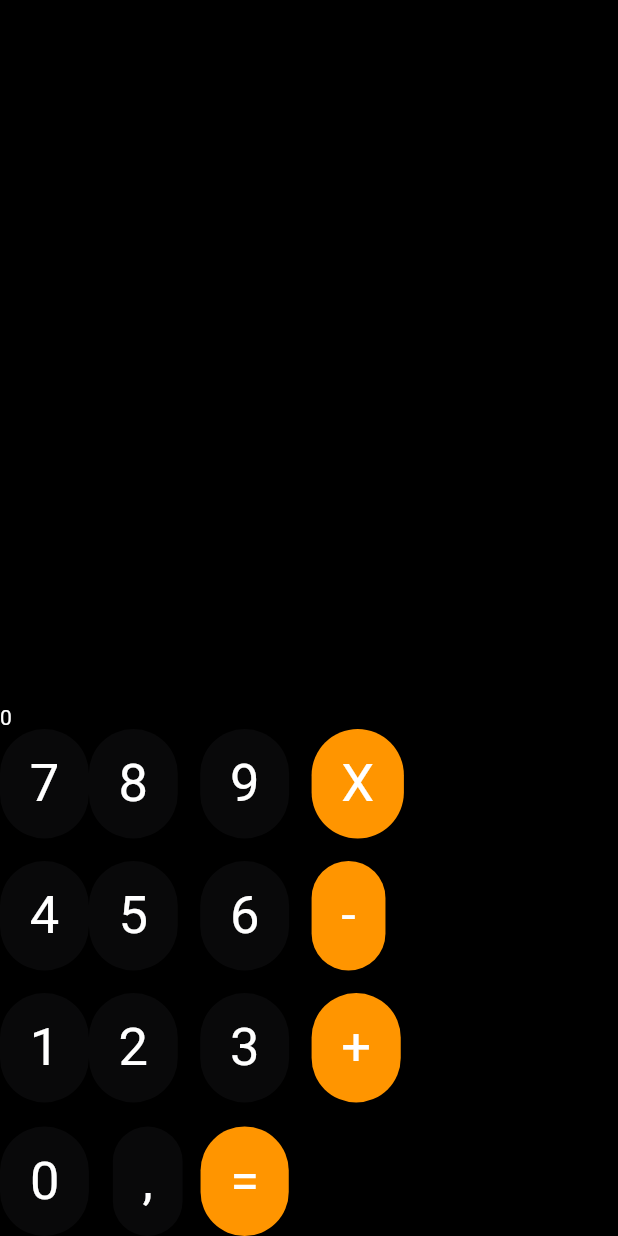
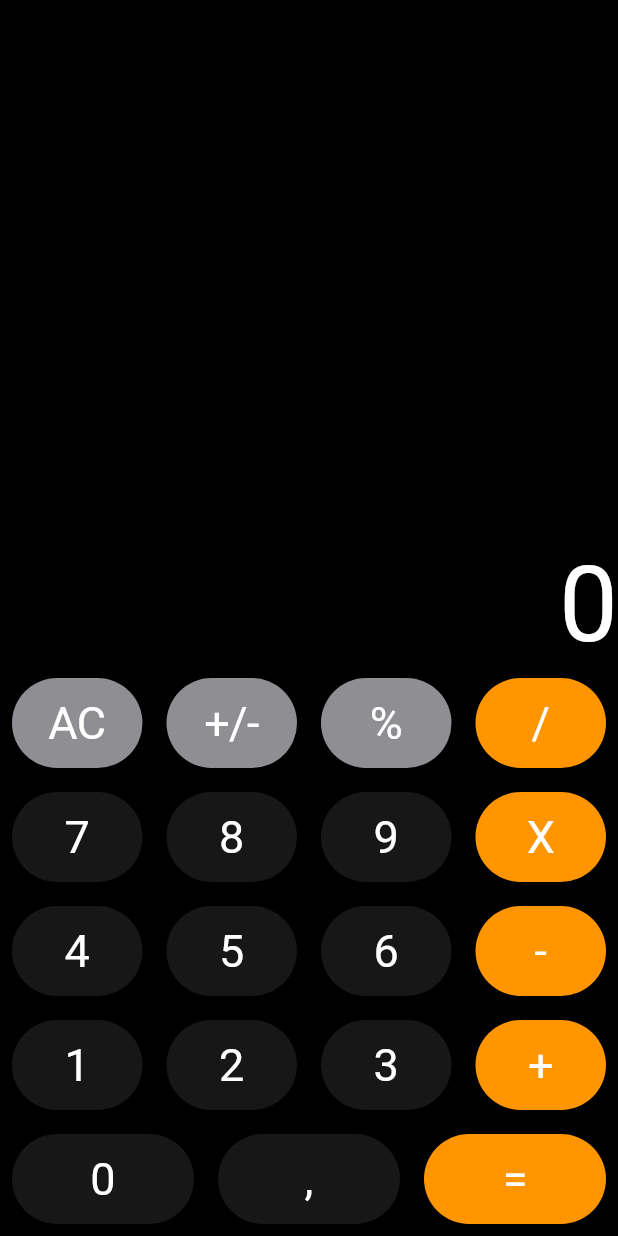
Before and after one commit to damienissa/calculator, a Flutter app: the screen it shows after launch, on a phone screen of 412 x 824 dp. Run offline on Flutter 3.47's test engine with Material 2 defaults, Android fonts, the phone set to English and light mode, and no system bars; our stand-ins replace bloc, equatable, flutter_bloc.

Commit message:
задание сделано

```diff
--- a/lib/main.dart
+++ b/lib/main.dart
@@ -1,3 +1,4 @@
+// ignore_for_file: public_member_api_docs, sort_constructors_first
 import 'package:flutter/cupertino.dart';
 import 'package:flutter/material.dart';
 
@@ -24,256 +25,163 @@ class MyApp extends StatelessWidget {
                 verticalDirection: VerticalDirection.up,
                 children: [
                   Row(
-                    mainAxisAlignment: MainAxisAlignment.start,
                     children: [
-                      Flexible(
-                        child: CupertinoButton(
-                          borderRadius: BorderRadius.circular(50),
-                          color: CupertinoColors.quaternarySystemFill,
-                          onPressed: () {},
-                          child: const Text(
-                            textAlign: TextAlign.center,
-                            '0',
-                            style: TextStyle(
-                              color: Colors.white,
-                              fontSize: 35,
-                            ),
-                          ),
-                        ),
+                      NumberButton(
+                        title: '0',
+                        action: () {
+                          calculator.clickOnNumber(0);
+                        },
+                        color: CupertinoColors.darkBackgroundGray,
                       ),
-                      const SizedBox(
-                        width: 16,
+                      NumberButton(
+                        title: ',',
+                        action: () {
+                          calculator.cliclOnComma();
+                        },
+                        color: CupertinoColors.darkBackgroundGray,
                       ),
-                      Flexible(
-                        child: CupertinoButton(
-                          borderRadius: BorderRadius.circular(50),
-                          color: CupertinoColors.quaternarySystemFill,
-                          onPressed: () {},
-                          child: const Text(
-                            ',',
-                            style: TextStyle(color: Colors.white, fontSize: 35),
-                          ),
-                        ),
-                      ),
-                      const SizedBox(
-                        width: 12,
-                      ),
-                      Flexible(
-                        child: CupertinoButton(
-                          borderRadius: BorderRadius.circular(50),
-                          color: CupertinoColors.activeOrange,
-                          onPressed: () {},
-                          child: const Text(
-                            '=',
-                            style: TextStyle(color: Colors.white, fontSize: 35),
-                          ),
-                        ),
-                      ),
-                    ],
-                  ),
-                  const SizedBox(
-                    height: 16,
-                  ),
-                  Row(
-                    mainAxisAlignment: MainAxisAlignment.start,
-                    children: [
-                      Flexible(
-                        child: CupertinoButton(
-                          borderRadius: BorderRadius.circular(50),
-                          color: CupertinoColors.quaternarySystemFill,
-                          onPressed: () {},
-                          child: const Text(
-                            textAlign: TextAlign.start,
-                            '1',
-                            style: TextStyle(
-                              color: Colors.white,
-                              fontSize: 35,
-                            ),
-                          ),
-                        ),
-                      ),
-                      Flexible(
-                        child: CupertinoButton(
-                          borderRadius: BorderRadius.circular(50),
-                          color: CupertinoColors.quaternarySystemFill,
-                          onPressed: () {},
-                          child: const Text(
-                            textAlign: TextAlign.start,
-                            '2',
-                            style: TextStyle(
-                              color: Colors.white,
-                              fontSize: 35,
-                            ),
-                          ),
-                        ),
-                      ),
-                      const SizedBox(
-                        width: 15,
-                      ),
-                      Flexible(
-                        child: CupertinoButton(
-                          borderRadius: BorderRadius.circular(50),
-                          color: CupertinoColors.quaternarySystemFill,
-                          onPressed: () {},
-                          child: const Text(
-                            '3',
-                            style: TextStyle(color: Colors.white, fontSize: 35),
-                          ),
-                        ),
-                      ),
-                      const SizedBox(
-                        width: 15,
-                      ),
-                      Flexible(
-                        child: CupertinoButton(
-                          borderRadius: BorderRadius.circular(50),
-                          color: CupertinoColors.activeOrange,
-                          onPressed: () {},
-                          child: const Text(
-                            '+',
-                            style: TextStyle(color: Colors.white, fontSize: 35),
-                          ),
-                        ),
-                      ),
-                    ],
-                  ),
-                  const SizedBox(
-                    height: 15,
-                  ),
-                  Row(
-                    mainAxisAlignment: MainAxisAlignment.start,
-                    children: [
-                      Flexible(
-                        child: CupertinoButton(
-                          borderRadius: BorderRadius.circular(50),
-                          color: CupertinoColors.quaternarySystemFill,
-                          onPressed: () {},
-                          child: const Text(
-                            textAlign: TextAlign.start,
-                            '4',
-                            style: TextStyle(
-                              color: Colors.white,
-                              fontSize: 35,
-                            ),
-                          ),
-                        ),
-                      ),
-                      Flexible(
-                        child: CupertinoButton(
-                          borderRadius: BorderRadius.circular(50),
-                          color: CupertinoColors.quaternarySystemFill,
-                          onPressed: () {},
-                          child: const Text(
-                            textAlign: TextAlign.start,
-                            '5',
-                            style: TextStyle(
-                              color: Colors.white,
-                              fontSize: 35,
-                            ),
-                          ),
-                        ),
-                      ),
-                      const SizedBox(
-                        width: 15,
-                      ),
-                      Flexible(
-                        child: CupertinoButton(
-                          borderRadius: BorderRadius.circular(50),
-                          color: CupertinoColors.quaternarySystemFill,
-                          onPressed: () {},
-                          child: const Text(
-                            '6',
-                            style: TextStyle(color: Colors.white, fontSize: 35),
-                          ),
-                        ),
-                      ),
-                      const SizedBox(
-                        width: 15,
-                      ),
-                      Flexible(
-                        child: CupertinoButton(
-                          borderRadius: BorderRadius.circular(50),
-                          color: CupertinoColors.activeOrange,
-                          onPressed: () {},
-                          child: const Text(
-                            '-',
-                            style: TextStyle(color: Colors.white, fontSize: 35),
-                          ),
-                        ),
-                      ),
-                    ],
-                  ),
-                  const SizedBox(
-                    height: 15,
-                  ),
-                  Row(
-                    mainAxisAlignment: MainAxisAlignment.start,
-                    children: [
-                      Flexible(
-                        child: CupertinoButton(
-                          borderRadius: BorderRadius.circular(50),
-                          color: CupertinoColors.quaternarySystemFill,
-                          onPressed: () {},
-                          child: const Text(
-                            textAlign: TextAlign.start,
-                            '7',
-                            style: TextStyle(
-                              color: Colors.white,
-                              fontSize: 35,
-                            ),
-                          ),
-                        ),
-                      ),
-                      Flexible(
-                        child: CupertinoButton(
-                          borderRadius: BorderRadius.circular(50),
-                          color: CupertinoColors.quaternarySystemFill,
-                          onPressed: () {},
-                          child: const Text(
-                            textAlign: TextAlign.start,
-                            '8',
-                            style: TextStyle(
-                              color: Colors.white,
-                              fontSize: 35,
-                            ),
-                          ),
-                        ),
-                      ),
-                      const SizedBox(
-                        width: 15,
-                      ),
-                      Flexible(
-                        child: CupertinoButton(
-                          borderRadius: BorderRadius.circular(50),
-                          color: CupertinoColors.quaternarySystemFill,
-                          onPressed: () {},
-                          child: const Text(
-                            '9',
-                            style: TextStyle(color: Colors.white, fontSize: 35),
-                          ),
-                        ),
-                      ),
-                      const SizedBox(
-                        width: 15,
-                      ),
-                      Flexible(
-                        child: CupertinoButton(
-                          borderRadius: BorderRadius.circular(50),
-                          color: CupertinoColors.activeOrange,
-                          onPressed: () {},
-                          child: const Text(
-                            'X',
-                            style: TextStyle(color: Colors.white, fontSize: 35),
-                          ),
-                        ),
+                      NumberButton(
+                        title: '=',
+                        action: () {
+                          calculator
+                              .clickOnAction(CalculationActions.dorivnuye);
+                        },
+                        color: CupertinoColors.activeOrange,
                       ),
                     ],
                   ),
                   Row(
                     children: [
+                      NumberButton(
+                        title: '1',
+                        action: () {
+                          calculator.clickOnNumber(1);
+                        },
+                        color: CupertinoColors.darkBackgroundGray,
+                      ),
+                      NumberButton(
+                        title: '2',
+                        action: () {
+                          calculator.clickOnNumber(2);
+                        },
+                        color: CupertinoColors.darkBackgroundGray,
+                      ),
+                      NumberButton(
+                        title: '3',
+                        action: () {
+                          calculator.clickOnNumber(3);
+                        },
+                        color: CupertinoColors.darkBackgroundGray,
+                      ),
+                      NumberButton(
+                        title: '+',
+                        action: () {
+                          calculator
+                              .clickOnAction(CalculationActions.dodavannya);
+                        },
+                        color: CupertinoColors.activeOrange,
+                      ),
+                    ],
+                  ),
+                  Row(
+                    children: [
+                      NumberButton(
+                        title: '4',
+                        action: () {
+                          calculator.clickOnNumber(4);
+                        },
+                        color: CupertinoColors.darkBackgroundGray,
+                      ),
+                      NumberButton(
+                        title: '5',
+                        action: () {
+                          calculator.clickOnNumber(5);
+                        },
+                        color: CupertinoColors.darkBackgroundGray,
+                      ),
+                      NumberButton(
+                        title: '6',
+                        action: () {
+                          calculator.clickOnNumber(6);
+                        },
+                        color: CupertinoColors.darkBackgroundGray,
+                      ),
+                      NumberButton(
+                        title: '-',
+                        action: () {
+                          calculator
+                              .clickOnAction(CalculationActions.vidnimannya);
+                        },
+                        color: CupertinoColors.activeOrange,
+                      ),
+                    ],
+                  ),
+                  Row(
+                    children: [
+                      NumberButton(
+                        title: '7',
+                        action: () {
+                          calculator.clickOnNumber(7);
+                        },
+                        color: CupertinoColors.darkBackgroundGray,
+                      ),
+                      NumberButton(
+                        title: '8',
+                        action: () {
+                          calculator.clickOnNumber(8);
+                        },
+                        color: CupertinoColors.darkBackgroundGray,
+                      ),
+                      NumberButton(
+                        title: '9',
+                        action: () {
+                          calculator.clickOnNumber(9);
+                        },
+                        color: CupertinoColors.darkBackgroundGray,
+                      ),
+                      NumberButton(
+                        title: 'X',
+                        action: () {
+                          calculator
+                              .clickOnAction(CalculationActions.mnojennya);
+                        },
+                        color: CupertinoColors.activeOrange,
+                      ),
+                    ],
+                  ),
+                  Row(
+                    children: [
+                      NumberButton(
+                        title: 'AC',
+                        action: () {
+                          calculator.clickOnClear();
+                        },
+                        color: CupertinoColors.systemGrey,
+                      ),
+                      NumberButton(
+                        title: '+/-',
+                        action: () {},
+                        color: CupertinoColors.systemGrey,
+                      ),
+                      NumberButton(
+                        title: '%',
+                        action: () {},
+                        color: CupertinoColors.systemGrey,
+                      ),
+                      NumberButton(
+                        title: '/',
+                        action: () {},
+                        color: CupertinoColors.activeOrange,
+                      ),
+                    ],
+                  ),
+                  Row(
+                    mainAxisAlignment: MainAxisAlignment.end,
+                    children: [
                       Text(
                         calculator.textEditingController.text,
-                        style: const TextStyle(color: Colors.white),
+                        style:
+                            const TextStyle(color: Colors.white, fontSize: 70),
                       ),
                     ],
                   ),
@@ -311,3 +219,36 @@ abstract class Calculator {
   void clickOnClear();
   void cliclOnComma();
 }
+
+class NumberButton extends StatelessWidget {
+  const NumberButton(
+      {Key? key,
+      required this.title,
+      required this.action,
+      required this.color})
+      : super(key: key);
+  final String title;
+  final VoidCallback action;
+  final Color color;
+  @override
+  Widget build(BuildContext context) {
+    return Expanded(
+      child: CupertinoButton(
+        padding: const EdgeInsets.all(8),
+        onPressed: action,
+        child: Container(
+          height: 60,
+          decoration: BoxDecoration(
+            color: color,
+            borderRadius: BorderRadius.circular(30),
+          ),
+          child: Center(
+              child: Text(
+            title,
+            style: const TextStyle(fontSize: 30, color: Colors.white),
+          )),
+        ),
+      ),
+    );
+  }
+}
```
